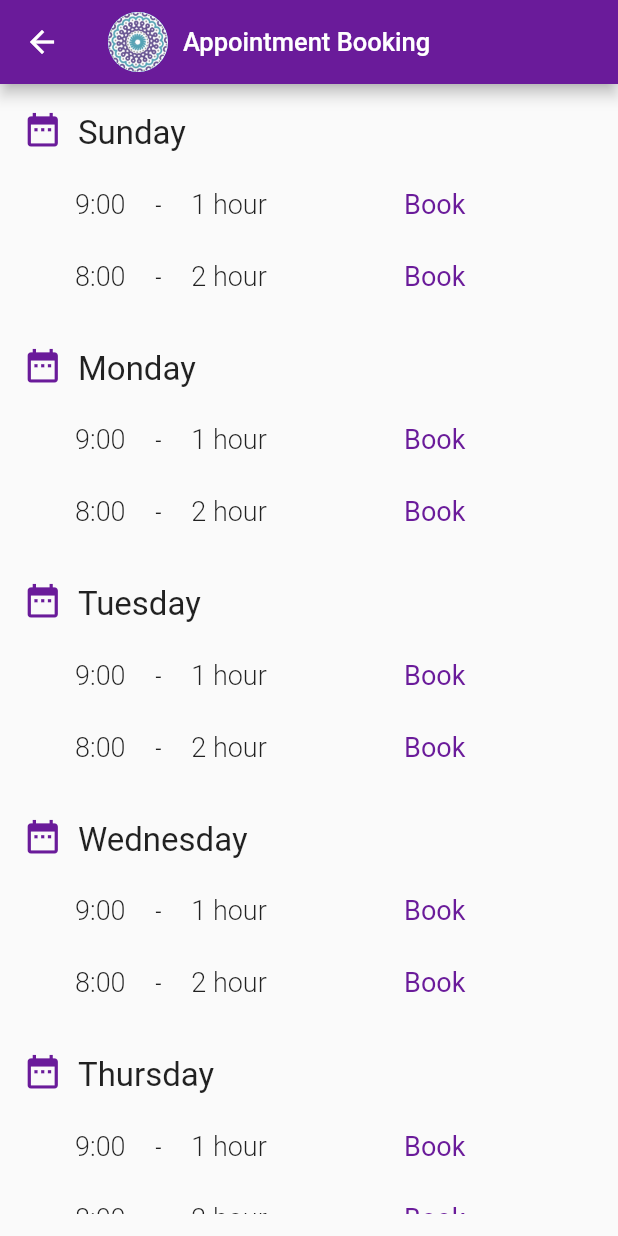
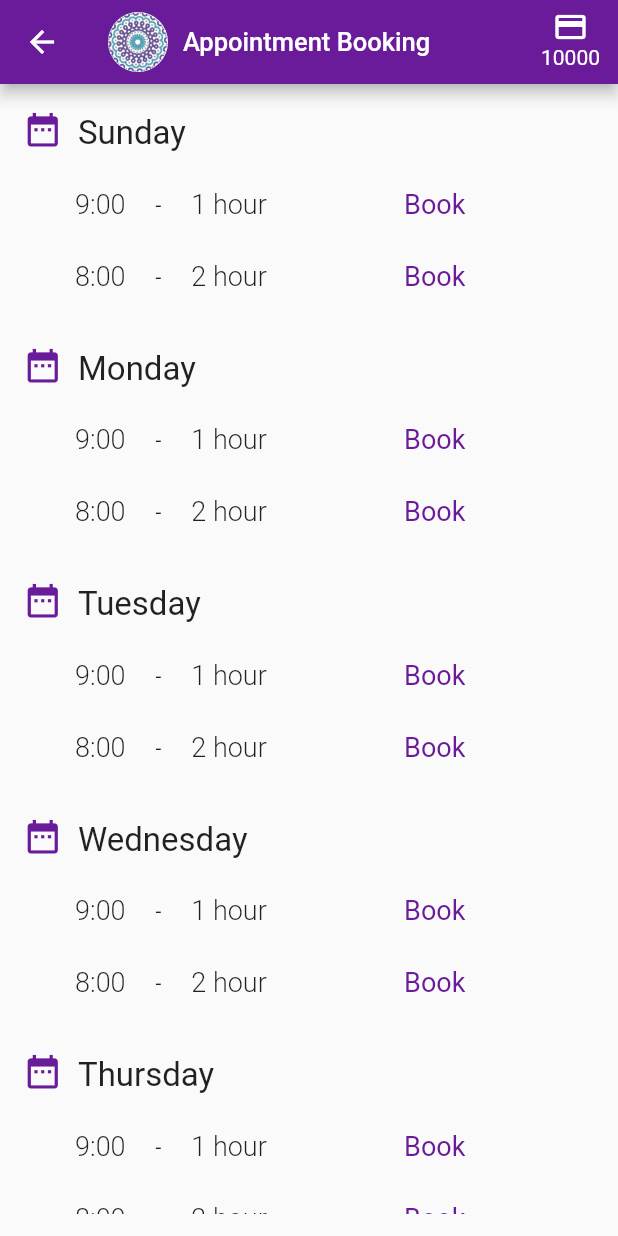
Before and after one commit to samtounsi/guidram-consultant-app, a Flutter app: the Appointment_Booking screen opened directly, on a phone screen of 412 x 824 dp. Run offline on Flutter 3.47's test engine with Material 2 defaults, Android fonts, the phone set to English and light mode, and no system bars; our stand-ins replace dio, get, get_storage, image_picker, loader_overlay, multi_select_flutter and 1 more; missing offline and left inert: favorite_button, inspection; accounts and stored records are empty.

Commit message:
wallet and price in Appointment_Booking screen

```diff
--- a/lib/Appointment_Booking.dart
+++ b/lib/Appointment_Booking.dart
@@ -54,6 +54,33 @@ class _Appointment_BookingState extends State<Appointment_Booking> {
             ),
           ],
         ),
+        actions: [
+            Padding(
+              padding: const EdgeInsets.only(
+                right: 2,
+                top:6 ,
+                bottom:2 ,
+                left:2 ,
+              ),
+              child: Row(
+                children: [
+                  Column(
+                    children: [
+                      Icon(
+                        Icons.credit_card,
+                      ),
+                      Text(
+                          '10000'
+                      ),
+                    ],
+                  ),
+                  SizedBox(
+                    width:10.0,
+                  ),
+                ],
+              ),
+            ),
+        ],
       ),
       body: Padding(
         padding: const EdgeInsets.all(15.0),
--- a/lib/main.dart
+++ b/lib/main.dart
@@ -31,7 +31,7 @@ class MyApp extends StatelessWidget {
   Widget build(BuildContext context) {
     return GetMaterialApp(
         debugShowCheckedModeBanner:false,
-        home:Search_screen(),
+        home:Appointment_Booking(),
         theme: ThemeData(
           colorScheme: ThemeData().colorScheme.copyWith(
             primary: Colors.purple[800],
```
